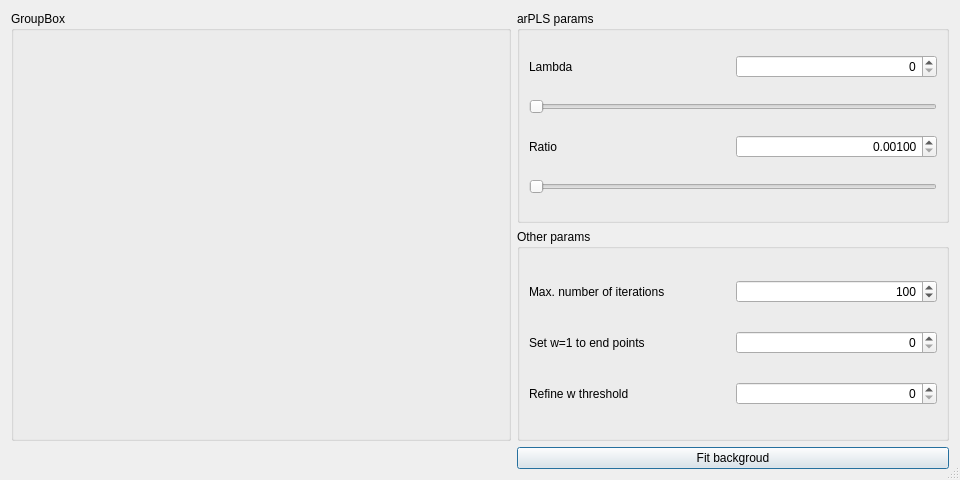
This is eaqtarplsbackgroundcorrectiondialog.ui in efce/EAQt as Qt 5 draws it before an edit. The edited form follows.
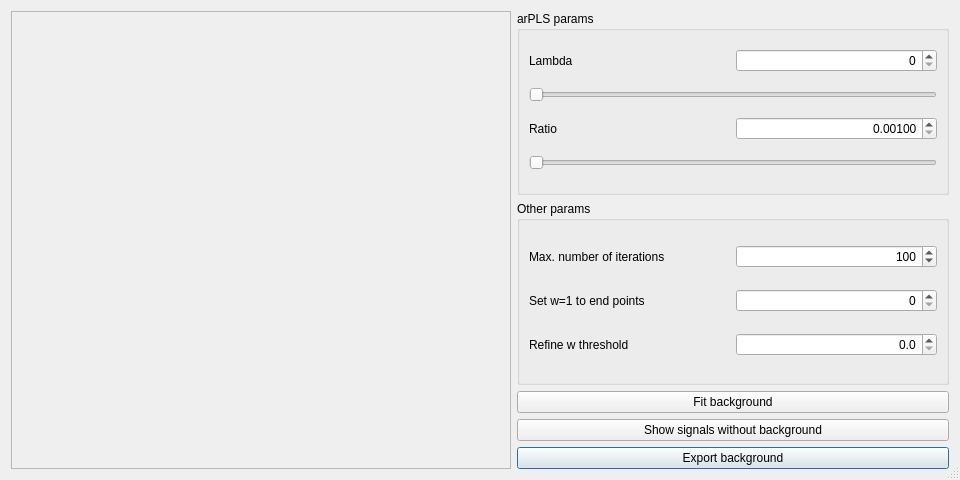
This is the edited form. Custom widgets are drawn as their Qt base class.

Commit message: proceruda liczy i wyswietla na rysunku, parametry pobiera z pól

Patch:
```diff
--- a/eaqtarplsbackgroundcorrectiondialog.ui
+++ b/eaqtarplsbackgroundcorrectiondialog.ui
@@ -16,76 +16,36 @@
   <property name="sizeGripEnabled">
    <bool>true</bool>
   </property>
-  <layout class="QGridLayout" name="gridLayout">
-   <item row="0" column="1">
-    <widget class="QGroupBox" name="groupBox">
-     <property name="title">
-      <string>arPLS params</string>
+  <layout class="QGridLayout" name="gridLayout_4">
+   <item row="0" column="0" rowspan="5">
+    <widget class="QFrame" name="frame">
+     <property name="frameShape">
+      <enum>QFrame::StyledPanel</enum>
      </property>
-     <layout class="QGridLayout" name="gridLayout_2">
-      <item row="0" column="0">
-       <widget class="QLabel" name="label">
-        <property name="text">
-         <string>Lambda</string>
-        </property>
-       </widget>
-      </item>
-      <item row="0" column="1">
-       <widget class="QSpinBox" name="spinBoxLambda">
-        <property name="alignment">
-         <set>Qt::AlignRight|Qt::AlignTrailing|Qt::AlignVCenter</set>
-        </property>
-       </widget>
-      </item>
-      <item row="1" column="0" colspan="2">
-       <widget class="QSlider" name="horizontalSliderLambda">
-        <property name="orientation">
-         <enum>Qt::Horizontal</enum>
-        </property>
-       </widget>
-      </item>
-      <item row="2" column="0">
-       <widget class="QLabel" name="label_2">
-        <property name="text">
-         <string>Ratio</string>
-        </property>
-       </widget>
-      </item>
-      <item row="2" column="1">
-       <widget class="QDoubleSpinBox" name="doubleSpinBoxRatio">
-        <property name="alignment">
-         <set>Qt::AlignRight|Qt::AlignTrailing|Qt::AlignVCenter</set>
-        </property>
-        <property name="decimals">
-         <number>5</number>
-        </property>
-        <property name="minimum">
-         <double>0.001000000000000</double>
-        </property>
-       </widget>
-      </item>
-      <item row="3" column="0" colspan="2">
-       <widget class="QSlider" name="horizontalSliderRatio">
-        <property name="orientation">
-         <enum>Qt::Horizontal</enum>
-        </property>
-       </widget>
-      </item>
-     </layout>
-    </widget>
-   </item>
-   <item row="0" column="0" rowspan="2">
-    <widget class="QGroupBox" name="groupBox_2">
-     <property name="title">
-      <string>GroupBox</string>
+     <property name="frameShadow">
+      <enum>QFrame::Raised</enum>
      </property>
-     <layout class="QGridLayout" name="gridLayout_4">
+     <layout class="QGridLayout" name="gridLayout">
       <item row="0" column="0">
        <widget class="QCustomPlot" name="widgetPlot" native="true"/>
       </item>
      </layout>
     </widget>
    </item>
+   <item row="4" column="1">
+    <widget class="QPushButton" name="pushButtonExportBkg">
+     <property name="text">
+      <string>Export background</string>
+     </property>
+    </widget>
+   </item>
+   <item row="3" column="1">
+    <widget class="QPushButton" name="pushButtonShowWithouBkg">
+     <property name="text">
+      <string>Show signals without background</string>
+     </property>
+    </widget>
+   </item>
    <item row="1" column="1">
     <widget class="QGroupBox" name="groupBox_3">
      <property name="title">
@@ -137,13 +97,16 @@
        </widget>
       </item>
       <item row="2" column="1">
-       <widget class="QSpinBox" name="spinBoxRefineW">
+       <widget class="QDoubleSpinBox" name="doubleSpinBoxRefineW">
         <property name="alignment">
          <set>Qt::AlignRight|Qt::AlignTrailing|Qt::AlignVCenter</set>
         </property>
-        <property name="maximum">
+        <property name="decimals">
          <number>1</number>
         </property>
+        <property name="maximum">
+         <double>0.500000000000000</double>
+        </property>
         <property name="singleStep">
          <number>1</number>
         </property>
@@ -164,10 +127,67 @@
       </size>
      </property>
      <property name="text">
-      <string>Fit backgroud</string>
+      <string>Fit background</string>
      </property>
     </widget>
    </item>
+   <item row="0" column="1">
+    <widget class="QGroupBox" name="groupBox">
+     <property name="title">
+      <string>arPLS params</string>
+     </property>
+     <layout class="QGridLayout" name="gridLayout_2">
+      <item row="0" column="0">
+       <widget class="QLabel" name="label">
+        <property name="text">
+         <string>Lambda</string>
+        </property>
+       </widget>
+      </item>
+      <item row="0" column="1">
+       <widget class="QSpinBox" name="spinBoxLambda">
+        <property name="alignment">
+         <set>Qt::AlignRight|Qt::AlignTrailing|Qt::AlignVCenter</set>
+        </property>
+       </widget>
+      </item>
+      <item row="1" column="0" colspan="2">
+       <widget class="QSlider" name="horizontalSliderLambda">
+        <property name="orientation">
+         <enum>Qt::Horizontal</enum>
+        </property>
+       </widget>
+      </item>
+      <item row="2" column="0">
+       <widget class="QLabel" name="label_2">
+        <property name="text">
+         <string>Ratio</string>
+        </property>
+       </widget>
+      </item>
+      <item row="2" column="1">
+       <widget class="QDoubleSpinBox" name="doubleSpinBoxRatio">
+        <property name="alignment">
+         <set>Qt::AlignRight|Qt::AlignTrailing|Qt::AlignVCenter</set>
+        </property>
+        <property name="decimals">
+         <number>5</number>
+        </property>
+        <property name="minimum">
+         <double>0.001000000000000</double>
+        </property>
+       </widget>
+      </item>
+      <item row="3" column="0" colspan="2">
+       <widget class="QSlider" name="horizontalSliderRatio">
+        <property name="orientation">
+         <enum>Qt::Horizontal</enum>
+        </property>
+       </widget>
+      </item>
+     </layout>
+    </widget>
+   </item>
   </layout>
  </widget>
  <customwidgets>
```
Left out of the diff: 17 changed lines with no effect on the pictures. The commit also changes 2 other files.
